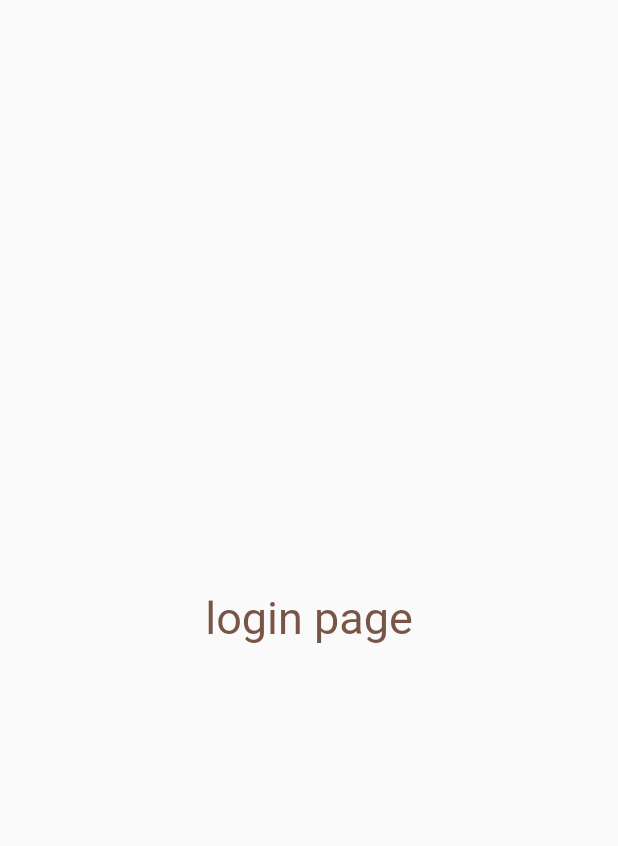
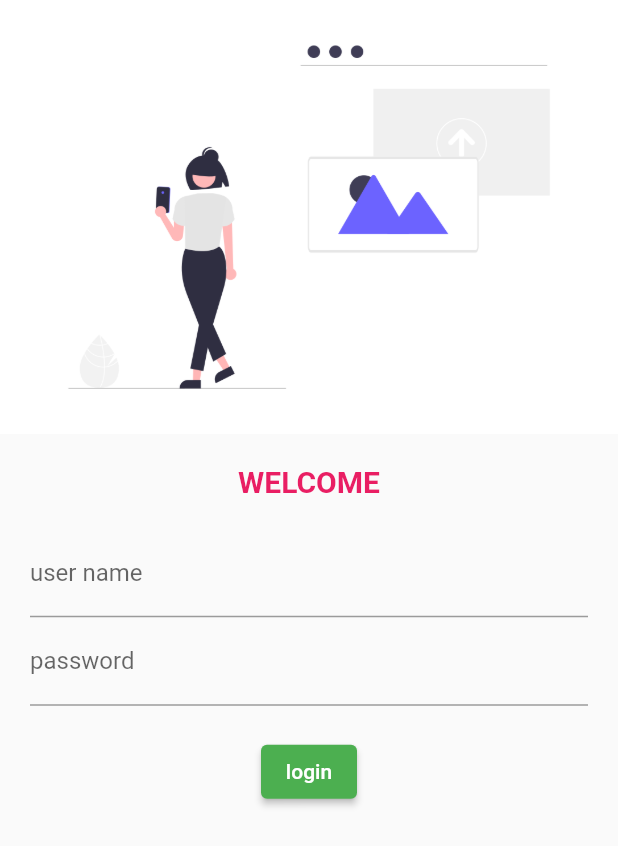
Before and after one commit to Bhavna4410/flutterapp, a Flutter app: the screen it shows after launch, on a phone screen of 412 x 824 dp. Shown: the top 846 px of the screen. Run offline on Flutter 3.47's test engine with Material 2 defaults, Android fonts, the light colour scheme and no system bars; our stand-ins replace google_fonts.

Commit message:
day-4 completed

```diff
--- a/lib/main.dart
+++ b/lib/main.dart
@@ -1,6 +1,7 @@
 import 'package:bestapp/pages/home.dart';
 import 'package:bestapp/pages/login.dart';
 import 'package:flutter/material.dart';
+import 'package:google_fonts/google_fonts.dart';
 
 void main() {
   runApp(Myapp());
@@ -14,7 +15,10 @@ class Myapp extends StatelessWidget {
     return MaterialApp(
       // home: HomePage(),
       themeMode: ThemeMode.dark,
-      theme: ThemeData(primarySwatch: Colors.green),
+      theme: ThemeData(
+          primarySwatch: Colors.green,
+          primaryTextTheme: GoogleFonts.latoTextTheme()),
+
       //darkTheme: ThemeData(brightness: Brightness.dark),
       initialRoute: '/',
       routes: {
--- a/lib/pages/login.dart
+++ b/lib/pages/login.dart
@@ -6,15 +6,49 @@ class Loginpage extends StatelessWidget {
   @override
   Widget build(BuildContext context) {
     return Material(
-      child: Center(
-        child: Text(
-          'login page',
+        child: Column(
+      children: [
+        Image.asset(
+          "assets/images/login_image.png",
+          fit: BoxFit.cover,
+        ),
+        const SizedBox(
+          height: 20,
+        ),
+        const Text(
+          'WELCOME',
           style: TextStyle(
-            color: Colors.brown,
-            fontSize: 30,
+            color: Colors.pink,
+            fontWeight: FontWeight.bold,
+            fontSize: 20,
           ),
         ),
-      ),
-    );
+        Padding(
+          padding: const EdgeInsets.all(20),
+          child: Column(
+            children: [
+              TextFormField(
+                decoration: const InputDecoration(
+                    hintText: "enter username", labelText: "user name"),
+              ),
+              TextFormField(
+                obscureText: true,
+                decoration: const InputDecoration(
+                    hintText: "enter password", labelText: "password"),
+              ),
+              const SizedBox(
+                height: 20,
+              ),
+              ElevatedButton(
+                child: Text('login'),
+                onPressed: () {
+                  print('hi');
+                },
+              )
+            ],
+          ),
+        ),
+      ],
+    ));
   }
 }
--- a/pubspec.yaml
+++ b/pubspec.yaml
@@ -34,7 +34,7 @@ dependencies:
   # The following adds the Cupertino Icons font to your application.
   # Use with the CupertinoIcons class for iOS style icons.
   cupertino_icons: ^1.0.2
-
+  google_fonts: ^3.0.1
 dev_dependencies:
   flutter_test:
     sdk: flutter
@@ -58,8 +58,8 @@ flutter:
   uses-material-design: true
 
   # To add assets to your application, add an assets section, like this:
-  # assets:
-  #   - images/a_dot_burr.jpeg
+  assets:
+   - assets/images/
   #   - images/a_dot_ham.jpeg
 
   # An image asset can refer to one or more resolution-specific "variants", see
```
Also changed, not shown: assets/images/login_image.png (added), pubspec.lock, 1 other file.
